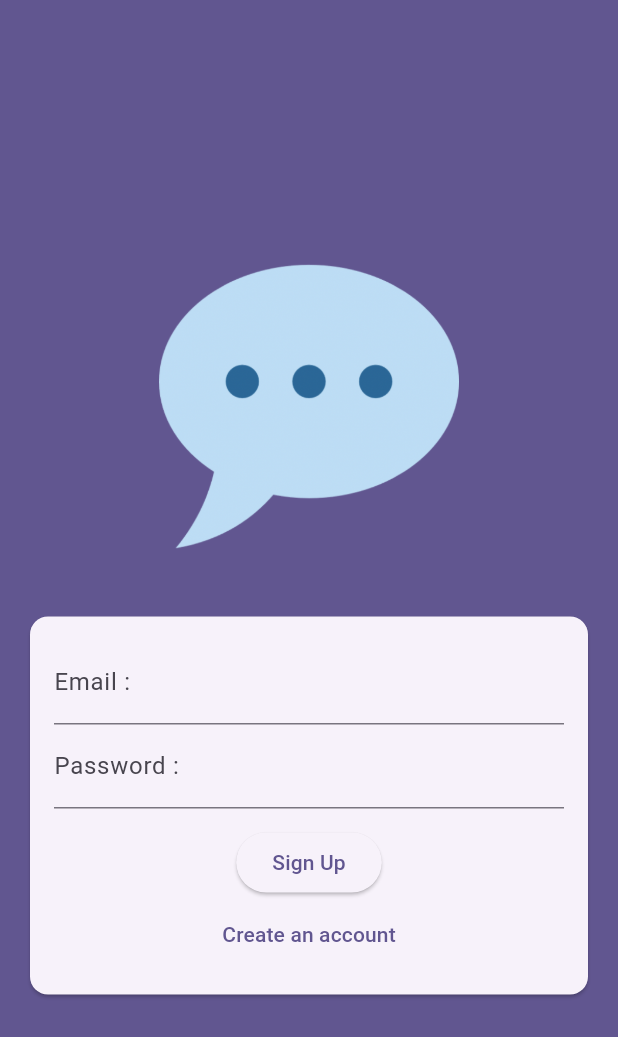
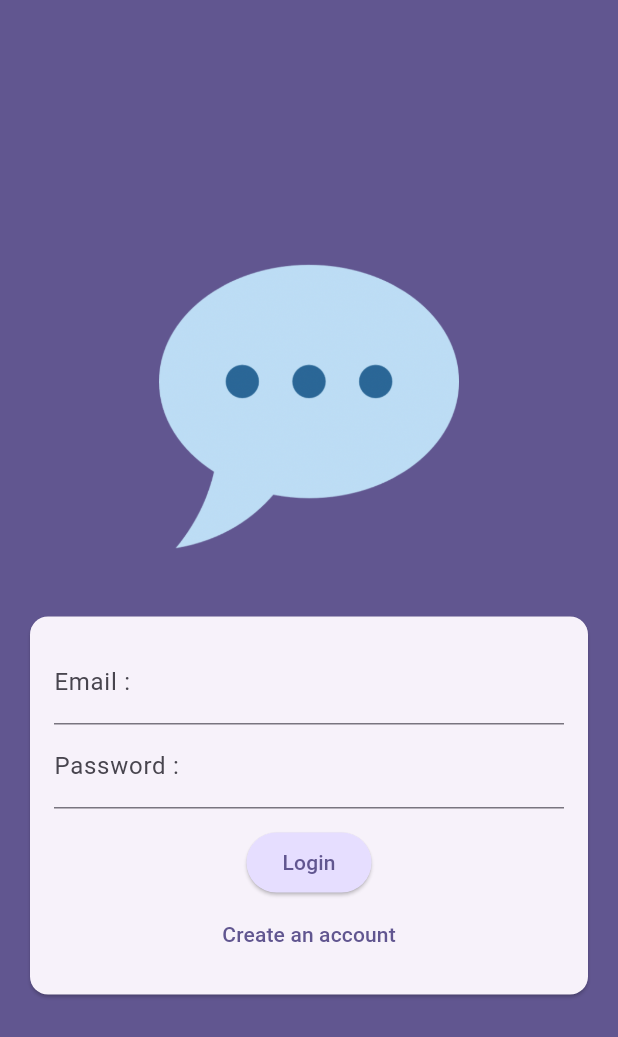
Before and after one commit to Rishi-Mishra0704/chat_app, a Flutter app: the screen it shows after launch, on a phone screen of 412 x 824 dp. Shown: the top 1037 px of the screen. Run offline on Flutter 3.47's test engine with Material 3 defaults, Android fonts, the phone set to English and light mode, and no system bars.

```diff
--- a/lib/screens/auth.dart
+++ b/lib/screens/auth.dart
@@ -52,7 +52,11 @@ class _AuthScreenState extends State<AuthScreen> {
                           ),
                           ElevatedButton(
                             onPressed: () {},
-                            child: const Text("Sign Up"),
+                            style: ElevatedButton.styleFrom(
+                                backgroundColor: Theme.of(context)
+                                    .colorScheme
+                                    .primaryContainer),
+                            child: Text(!_isLogin ? "Sign Up" : "Login"),
                           ),
                           TextButton(
                             onPressed: () {
```
